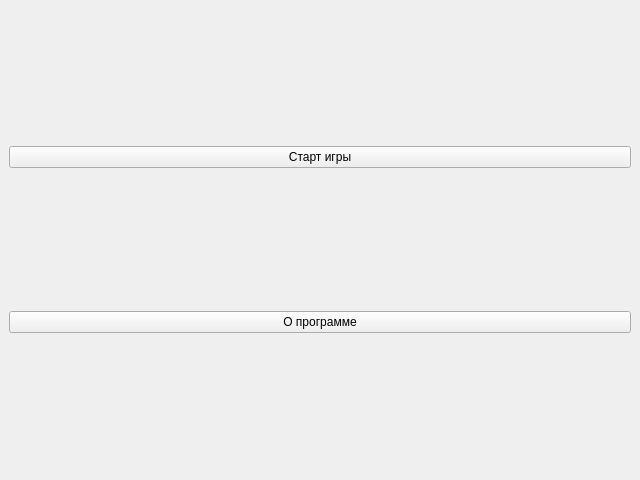
This is src/generalwindows.ui in ssamikk/Racing as Qt 5 draws it before an edit. The edited form follows.
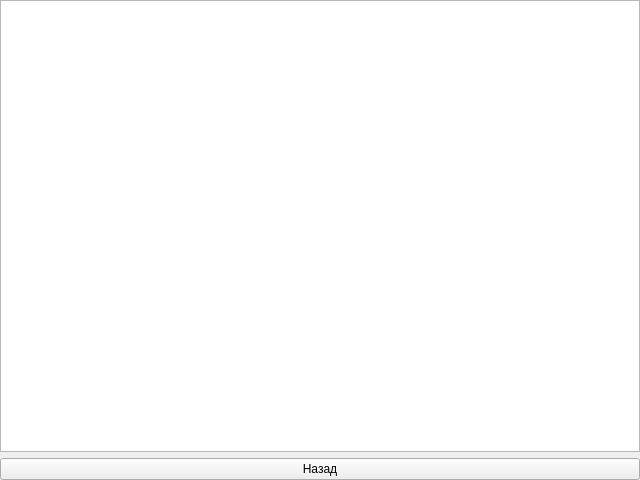
This is the edited form. The open tabs and pages were chosen to show the change.

Patch:
```diff
--- a/src/generalwindows.ui
+++ b/src/generalwindows.ui
@@ -29,7 +29,7 @@
    <property name="spacing">
     <number>0</number>
    </property>
-   <item row="1" column="0">
+   <item row="0" column="0">
     <widget class="QStackedWidget" name="stackedWidget">
      <property name="currentIndex">
       <number>0</number>
@@ -107,6 +107,32 @@
        </item>
       </layout>
      </widget>
+     <widget class="QWidget" name="page">
+      <layout class="QVBoxLayout" name="verticalLayout_2">
+       <property name="leftMargin">
+        <number>0</number>
+       </property>
+       <property name="topMargin">
+        <number>0</number>
+       </property>
+       <property name="rightMargin">
+        <number>0</number>
+       </property>
+       <property name="bottomMargin">
+        <number>0</number>
+       </property>
+       <item>
+        <widget class="QTableView" name="tableView"/>
+       </item>
+       <item>
+        <widget class="QPushButton" name="buttonBack2">
+         <property name="text">
+          <string>Назад</string>
+         </property>
+        </widget>
+       </item>
+      </layout>
+     </widget>
     </widget>
    </item>
   </layout>
```
Left out of the diff: 9 changed lines with no effect on the pictures.
